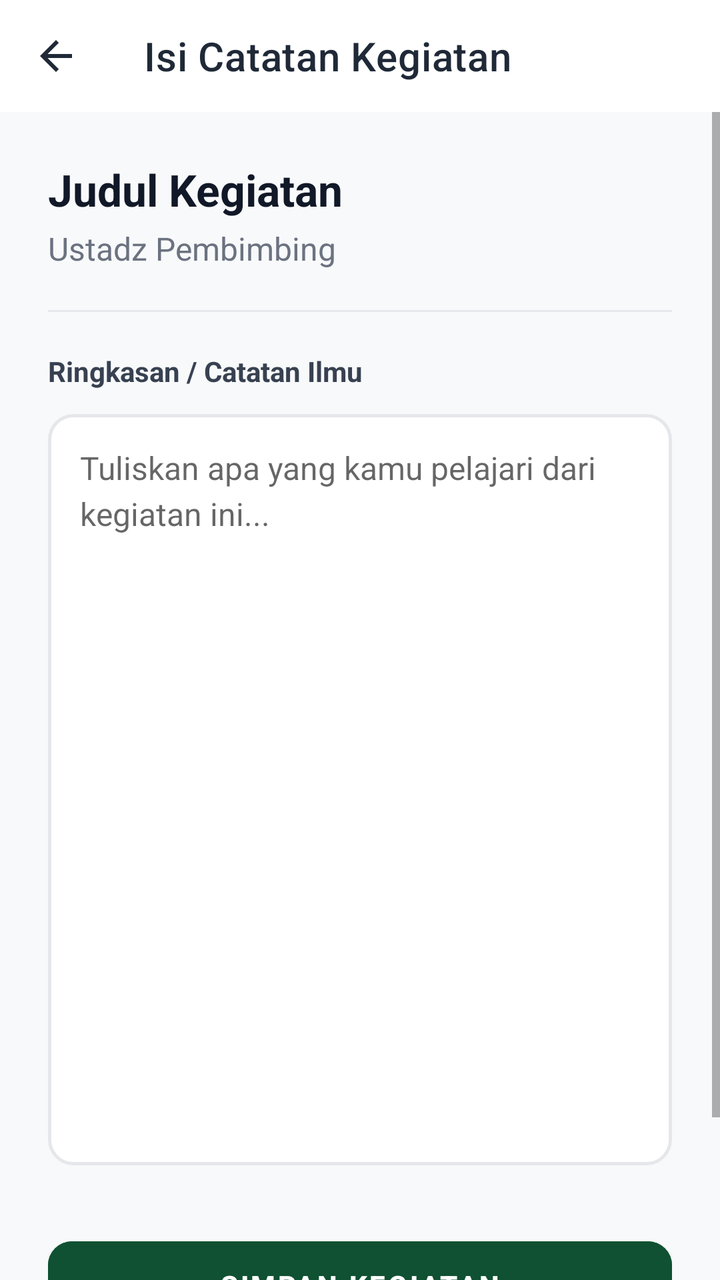
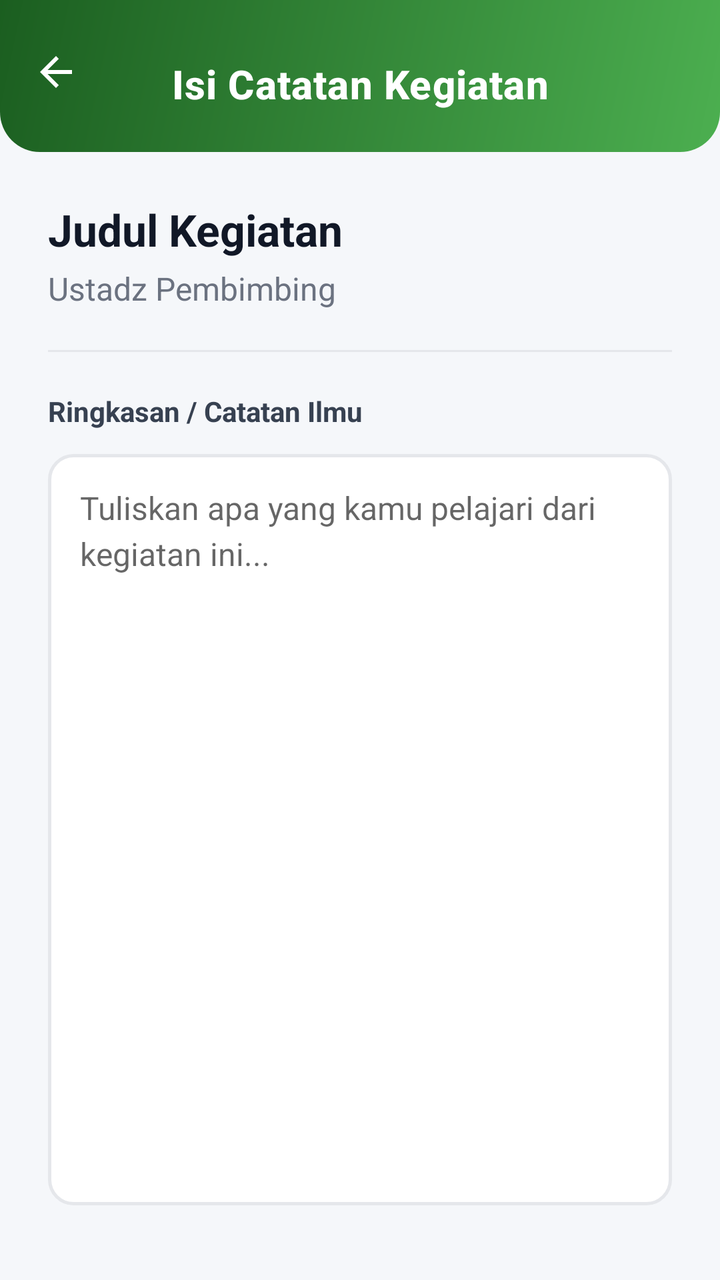

Two renders of the same Android screen: before a commit and after it. Below are the layout's source before the change and the commit's diff.
<!-- AndroidManifest.xml: application theme Theme.RamadhanDigital -->
<!-- res/layout/activity_add_kegiatan.xml -->
<?xml version="1.0" encoding="utf-8"?>
<LinearLayout xmlns:android="http://schemas.android.com/apk/res/android"
    xmlns:app="http://schemas.android.com/apk/res-auto"
    android:layout_width="match_parent"
    android:layout_height="match_parent"
    android:orientation="vertical"
    android:background="#F8F9FA">

    <com.google.android.material.appbar.AppBarLayout
        android:layout_width="match_parent"
        android:layout_height="wrap_content"
        android:background="#FFFFFF"
        app:elevation="0dp">

        <com.google.android.material.appbar.MaterialToolbar
            android:id="@+id/toolbar"
            android:layout_width="match_parent"
            android:layout_height="?attr/actionBarSize"
            app:navigationIcon="?attr/homeAsUpIndicator"
            app:navigationIconTint="#1F2937"
            app:title="Isi Catatan Kegiatan"
            app:titleTextColor="#1F2937" />

    </com.google.android.material.appbar.AppBarLayout>

    <ScrollView
        android:layout_width="match_parent"
        android:layout_height="match_parent"
        android:fillViewport="true">

        <LinearLayout
            android:layout_width="match_parent"
            android:layout_height="wrap_content"
            android:orientation="vertical"
            android:padding="24dp">

            <TextView
                android:id="@+id/tvJudulKegiatan"
                android:layout_width="match_parent"
                android:layout_height="wrap_content"
                android:text="Judul Kegiatan"
                android:textSize="22sp"
                android:textStyle="bold"
                android:textColor="#111827"/>

            <TextView
                android:id="@+id/tvUstadz"
                android:layout_width="match_parent"
                android:layout_height="wrap_content"
                android:layout_marginTop="4dp"
                android:text="Ustadz Pembimbing"
                android:textSize="16sp"
                android:textColor="#6B7280"/>

            <View
                android:layout_width="match_parent"
                android:layout_height="1dp"
                android:layout_marginVertical="20dp"
                android:background="#E5E7EB"/>

            <TextView
                android:layout_width="wrap_content"
                android:layout_height="wrap_content"
                android:text="Ringkasan / Catatan Ilmu"
                android:textStyle="bold"
                android:textColor="#374151"
                android:textSize="14sp" />

            
            <EditText
                android:id="@+id/etNote"
                android:layout_width="match_parent"
                android:layout_height="wrap_content"
                android:layout_marginTop="12dp"
                android:background="@drawable/bg_edittext"
                android:hint="Tuliskan apa yang kamu pelajari dari kegiatan ini..."
                android:gravity="top"
                android:minLines="15"
                android:padding="16dp"
                android:textSize="16sp"
                android:lineSpacingExtra="4dp"/>

            <Button
                android:id="@+id/btnSubmit"
                android:layout_width="match_parent"
                android:layout_height="56dp"
                android:layout_marginTop="32dp"
                android:layout_marginBottom="40dp"
                android:backgroundTint="#0F5132"
                android:text="SIMPAN KEGIATAN"
                android:textStyle="bold"
                app:cornerRadius="12dp" />

            <TextView
                android:id="@+id/tvStatusLocked"
                android:layout_width="match_parent"
                android:layout_height="wrap_content"
                android:gravity="center"
                android:text="✅ Kegiatan ini sudah dikunci &amp; disubmit."
                android:textColor="#059669"
                android:textStyle="bold"
                android:visibility="gone"/>

        </LinearLayout>
    </ScrollView>
</LinearLayout>
<!-- resources referenced by this layout -->
<resources>
  <!-- drawable bg_edittext (drawable) -->
  <?xml version="1.0" encoding="utf-8"?>
  <shape xmlns:android="http://schemas.android.com/apk/res/android">
      <solid android:color="#FFFFFF" />
      <corners android:radius="12dp" />
      <stroke
          android:width="1.5dp"
          android:color="#E5E7EB" />
  </shape>
  <style name="Theme.RamadhanDigital" parent="Theme.MaterialComponents.Light.NoActionBar">
  
          <item name="colorPrimary">#2E7D32</item>
          <item name="colorPrimaryVariant">#1B5E20</item>
          <item name="colorSecondary">#4CAF50</item>
  
          <item name="colorOnPrimary">@color/white</item>
          <item name="colorOnSecondary">@color/white</item>
  
          <item name="android:windowBackground">@android:color/white</item>
  
          <item name="android:statusBarColor">#2E7D32</item>
          <item name="android:navigationBarColor">@android:color/white</item>
  
          <item name="android:windowLightStatusBar">true</item>
  
          
          <item name="bottomNavigationStyle">@style/App.BottomNavigationView</item>
      </style>
  <color name="white">#FFFFFF</color>
  <style name="App.BottomNavigationView" parent="Widget.MaterialComponents.BottomNavigationView">
          <item name="itemActiveIndicatorStyle">@style/App.Custom.Indicator</item>
          <item name="itemTextAppearanceActive">@style/App.BottomNav.Text.Active</item>
          <item name="itemTextAppearanceInactive">@style/App.BottomNav.Text.Inactive</item>
      </style>
  <style name="App.Custom.Indicator" parent="Widget.Material3.BottomNavigationView.ActiveIndicator">
          
          <item name="android:color">#E8F5E9</item>
          <item name="android:width">60dp</item>
          <item name="android:height">40dp</item>
      </style>
  <style name="App.BottomNav.Text.Active" parent="TextAppearance.MaterialComponents.Caption">
          <item name="android:textStyle">bold</item>
          <item name="android:textSize">14sp</item>
      </style>
  <style name="App.BottomNav.Text.Inactive" parent="TextAppearance.MaterialComponents.Caption">
          <item name="android:textStyle">normal</item>
          <item name="android:textSize">12sp</item>
      </style>
</resources>

<!-- the commit's change to res/layout/activity_add_kegiatan.xml (unified diff, before → after) -->
@@ -1,32 +1,39 @@
 <?xml version="1.0" encoding="utf-8"?>
-<LinearLayout xmlns:android="http://schemas.android.com/apk/res/android"
+<androidx.coordinatorlayout.widget.CoordinatorLayout xmlns:android="http://schemas.android.com/apk/res/android"
     xmlns:app="http://schemas.android.com/apk/res-auto"
+    xmlns:tools="http://schemas.android.com/tools"
     android:layout_width="match_parent"
     android:layout_height="match_parent"
-    android:orientation="vertical"
-    android:background="#F8F9FA">
+    android:background="#F5F7FA">
 
+    
     <com.google.android.material.appbar.AppBarLayout
+        android:id="@+id/appBarLayout"
         android:layout_width="match_parent"
         android:layout_height="wrap_content"
-        android:background="#FFFFFF"
+        android:background="@android:color/transparent"
         app:elevation="0dp">
 
         <com.google.android.material.appbar.MaterialToolbar
             android:id="@+id/toolbar"
             android:layout_width="match_parent"
-            android:layout_height="?attr/actionBarSize"
+            android:layout_height="76dp"
+            android:background="@drawable/bg_header_gradient"
+            android:paddingTop="8dp"
             app:navigationIcon="?attr/homeAsUpIndicator"
-            app:navigationIconTint="#1F2937"
+            app:navigationIconTint="@android:color/white"
             app:title="Isi Catatan Kegiatan"
-            app:titleTextColor="#1F2937" />
+            app:titleCentered="true"
+            app:titleTextAppearance="@style/HeaderTitleStyle"
+            app:titleTextColor="@android:color/white" />
 
     </com.google.android.material.appbar.AppBarLayout>
 
-    <ScrollView
+    <androidx.core.widget.NestedScrollView
         android:layout_width="match_parent"
         android:layout_height="match_parent"
-        android:fillViewport="true">
+        android:fillViewport="true"
+        app:layout_behavior="@string/appbar_scrolling_view_behavior">
 
         <LinearLayout
             android:layout_width="match_parent"
@@ -66,7 +73,6 @@
                 android:textColor="#374151"
                 android:textSize="14sp" />
 
-            
             <EditText
                 android:id="@+id/etNote"
                 android:layout_width="match_parent"
@@ -86,7 +92,7 @@
                 android:layout_height="56dp"
                 android:layout_marginTop="32dp"
                 android:layout_marginBottom="40dp"
-                android:backgroundTint="#0F5132"
+                android:backgroundTint="@color/green_700"
                 android:text="SIMPAN KEGIATAN"
                 android:textStyle="bold"
                 app:cornerRadius="12dp" />
@@ -102,5 +108,5 @@
                 android:visibility="gone"/>
 
         </LinearLayout>
-    </ScrollView>
-</LinearLayout>
+    </androidx.core.widget.NestedScrollView>
+</androidx.coordinatorlayout.widget.CoordinatorLayout>
<!-- resource entries referenced after the edit -->
@@ -1,5 +1,6 @@
 <!-- resources referenced by this layout -->
 <resources>
+  <color name="green_700">#2E7D32</color>
   <!-- drawable bg_edittext (drawable) -->
   <?xml version="1.0" encoding="utf-8"?>
   <shape xmlns:android="http://schemas.android.com/apk/res/android">
@@ -9,6 +10,23 @@
           android:width="1.5dp"
           android:color="#E5E7EB" />
   </shape>
+  <!-- drawable bg_header_gradient (drawable) -->
+  <?xml version="1.0" encoding="utf-8"?>
+  <shape xmlns:android="http://schemas.android.com/apk/res/android">
+      <gradient
+          android:angle="135"
+          android:endColor="#1B5E20"
+          android:startColor="#4CAF50"
+          android:type="linear" />
+      <corners
+          android:bottomLeftRadius="20dp"
+          android:bottomRightRadius="20dp" />
+  </shape>
+  <style name="HeaderTitleStyle" parent="TextAppearance.MaterialComponents.Headline6">
+          <item name="android:textStyle">bold</item>
+          <item name="android:textSize">20sp</item>
+          <item name="android:letterSpacing">0.02</item>
+      </style>
   <style name="Theme.RamadhanDigital" parent="Theme.MaterialComponents.Light.NoActionBar">
   
           <item name="colorPrimary">#2E7D32</item>
